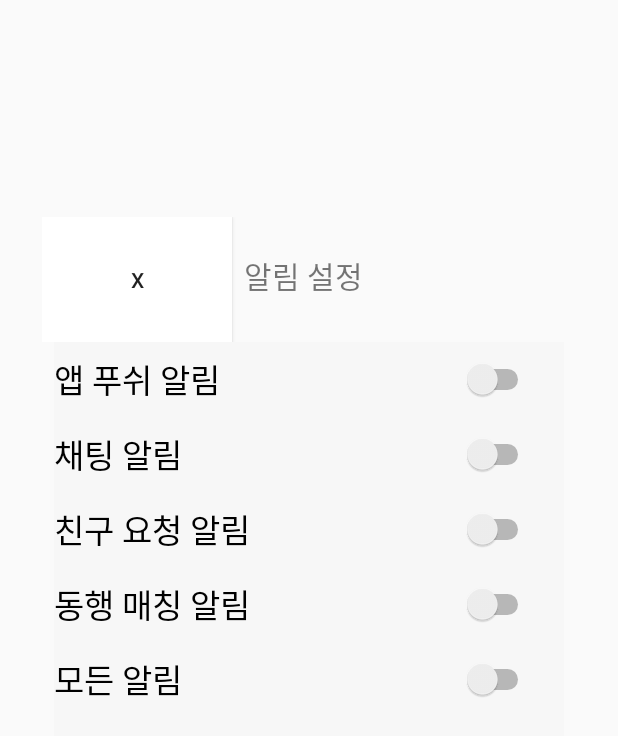
After one commit to superb422/GRMR_android, an Android app: the layout notice_setting.xml on its own in the app's theme, with its tools: preview values and no code run, on a phone screen of 412 x 824 dp. The commit adds this screen. Shown: the top 736 px of the screen. Run offline under Robolectric (Android 15) with nearby library versions, the phone set to English and light mode, and no system bars.

Commit message:
mainpage update

```diff
--- a/app/src/main/java/com/example/dongh/grmr/Main/MainActivity.java
+++ b/app/src/main/java/com/example/dongh/grmr/Main/MainActivity.java
@@ -11,7 +11,6 @@ import android.util.Log;
 import com.example.dongh.grmr.R;
 import com.example.dongh.grmr.Travel.NoTicket;
 import com.example.dongh.grmr.Travel.Travel_ticket_select;
-import com.google.firebase.iid.FirebaseInstanceId;
 
 public class MainActivity extends AppCompatActivity {
     private static final String TAG = MainActivity.class.getSimpleName();
@@ -22,10 +21,7 @@ public class MainActivity extends AppCompatActivity {
         super.onCreate(savedInstanceState);
         setContentView(R.layout.activity_main);
 
-        FirebaseInstanceId.getInstance().getToken();
-        if(FirebaseInstanceId.getInstance().getToken() != null) {
-            Log.d(TAG, "token = " + FirebaseInstanceId.getInstance().getToken());
-        }
+
         test = (Button)findViewById(R.id.testtest);
         test.setOnClickListener(new View.OnClickListener() {
             @Override
--- /dev/null
+++ b/app/src/main/java/com/example/dongh/grmr/MyPage/MyPage.java
@@ -0,0 +1,4 @@
+package com.example.dongh.grmr.MyPage;
+
+public class MyPage {
+}
--- /dev/null
+++ b/app/src/main/java/com/example/dongh/grmr/MyPage/NoticeSetting.java
@@ -0,0 +1,4 @@
+package com.example.dongh.grmr.MyPage;
+
+public class NoticeSetting {
+}
--- /dev/null
+++ b/app/src/main/res/layout/notice_setting.xml
@@ -0,0 +1,122 @@
+<?xml version="1.0" encoding="utf-8"?>
+<android.support.constraint.ConstraintLayout
+    xmlns:android="http://schemas.android.com/apk/res/android"
+    xmlns:app="http://schemas.android.com/apk/res-auto"
+    xmlns:tools="http://schemas.android.com/tools"
+    android:layout_width="match_parent"
+    android:layout_height="match_parent">
+
+    <LinearLayout
+        android:layout_width="356dp"
+        android:layout_height="535dp"
+        android:layout_marginStart="8dp"
+        android:layout_marginLeft="8dp"
+        android:layout_marginTop="8dp"
+        android:layout_marginEnd="8dp"
+        android:layout_marginRight="8dp"
+        android:layout_marginBottom="8dp"
+        android:orientation="vertical"
+        app:layout_constraintBottom_toBottomOf="parent"
+        app:layout_constraintEnd_toEndOf="parent"
+        app:layout_constraintStart_toStartOf="parent"
+        app:layout_constraintTop_toTopOf="parent">
+
+        <LinearLayout
+            android:layout_width="match_parent"
+            android:layout_height="83dp"
+            android:orientation="horizontal">
+
+            <Button
+                android:id="@+id/button3"
+                android:layout_width="104dp"
+                android:layout_height="match_parent"
+                android:layout_weight="1"
+                android:background="@color/cardview_light_background"
+                android:text="X" />
+
+            <TextView
+                android:id="@+id/textView5"
+                android:layout_width="213dp"
+                android:layout_height="107dp"
+                android:layout_marginStart="8dp"
+                android:layout_marginLeft="8dp"
+                android:layout_marginEnd="8dp"
+                android:layout_marginRight="8dp"
+                android:text="알림 설정"
+                android:textAllCaps="false"
+                android:textSize="20dp"
+                app:layout_constraintEnd_toEndOf="parent"
+                app:layout_constraintHorizontal_bias="0.466"
+                app:layout_constraintStart_toStartOf="parent"
+                tools:layout_editor_absoluteY="32dp" />
+        </LinearLayout>
+
+        <LinearLayout
+            android:layout_width="match_parent"
+            android:layout_height="match_parent"
+            android:layout_marginStart="8dp"
+            android:layout_marginLeft="8dp"
+            android:layout_marginEnd="8dp"
+            android:layout_marginRight="8dp"
+            android:layout_marginBottom="8dp"
+            android:background="@color/cardview_shadow_end_color"
+            android:orientation="vertical"
+            app:layout_constraintBottom_toBottomOf="parent"
+            app:layout_constraintEnd_toEndOf="parent"
+            app:layout_constraintStart_toStartOf="parent">
+
+            <Switch
+                android:id="@+id/switch5"
+                android:layout_width="320dp"
+                android:layout_height="50dp"
+                android:checked="false"
+                android:text="앱 푸쉬 알림"
+                android:textAllCaps="false"
+                android:textSize="22sp"
+                tools:layout_editor_absoluteX="219dp"
+                tools:layout_editor_absoluteY="385dp" />
+
+            <Switch
+                android:id="@+id/switch4"
+                android:layout_width="320dp"
+                android:layout_height="50dp"
+                android:text="채팅 알림"
+                android:textAllCaps="false"
+                android:textSize="22sp"
+                tools:layout_editor_absoluteX="218dp"
+                tools:layout_editor_absoluteY="328dp" />
+
+            <Switch
+                android:id="@+id/switch3"
+                android:layout_width="320dp"
+                android:layout_height="50dp"
+                android:text="친구 요청 알림"
+                android:textAllCaps="false"
+                android:textSize="22sp"
+                tools:layout_editor_absoluteX="230dp"
+                tools:layout_editor_absoluteY="260dp" />
+
+            <Switch
+                android:id="@+id/switch2"
+                android:layout_width="320dp"
+                android:layout_height="50dp"
+                android:text="동행 매칭 알림"
+                android:textAllCaps="false"
+                android:textSize="22sp"
+                tools:layout_editor_absoluteX="230dp"
+                tools:layout_editor_absoluteY="198dp" />
+
+            <Switch
+                android:id="@+id/switch1"
+                android:layout_width="320dp"
+                android:layout_height="50dp"
+                android:text="모든 알림"
+                android:textAllCaps="false"
+                android:textSize="22sp"
+                tools:layout_editor_absoluteX="198dp"
+                tools:layout_editor_absoluteY="46dp" />
+        </LinearLayout>
+
+    </LinearLayout>
+
+</android.support.constraint.ConstraintLayout>
--- a/build.gradle
+++ b/build.gradle
@@ -8,7 +8,7 @@ buildscript {
     }
     dependencies {
         classpath 'com.android.tools.build:gradle:3.2.1'
-        classpath 'com.google.gms:google-services:4.1.0'
+        classpath 'com.google.gms:google-services:3.2.0'
 
 
         // NOTE: Do not place your application dependencies here; they belong
```
Also changed, not shown: app/build.gradle (+3 -5 lines), app/src/main/java/com/example/dongh/grmr/Firebase/MyFirebaseInstanceIDSerivce.java (deleted, +0 -18 lines), app/src/main/java/com/example/dongh/grmr/Firebase/MyFirebaseMessagingService.java (deleted, +0 -50 lines), app/src/main/java/com/example/dongh/grmr/Travel/Ticket.java (added, +32 -0 lines), app/src/main/java/com/example/dongh/grmr/Travel/TicketDataAdapter.java (added, +58 -0 lines), app/src/main/res/drawable/ic_picturethumnail2.png (added).
